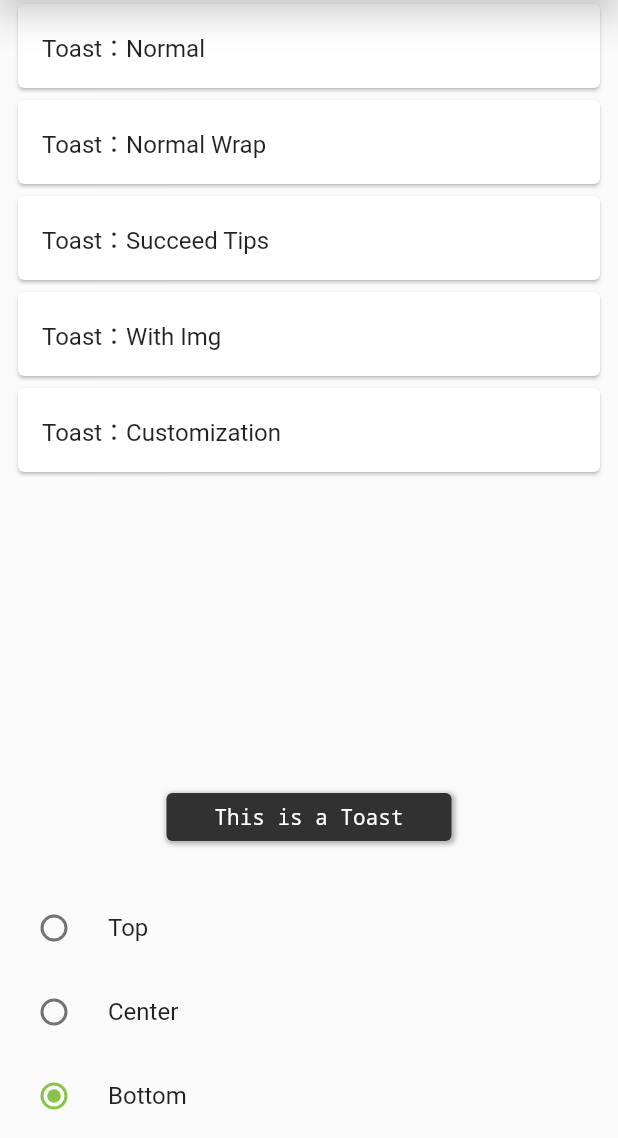
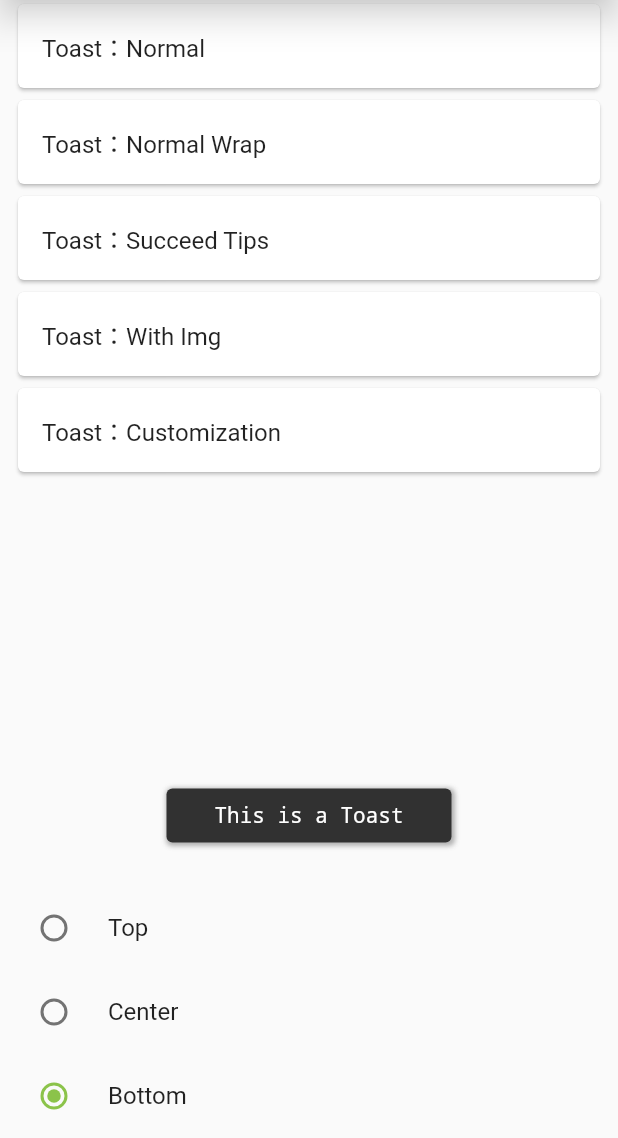
Before and after one commit to PandoraMaze/ByToast, a Flutter app: the screen it shows after launch, after a tap on "Toast：Normal", on a phone screen of 412 x 824 dp, the part 98-1236 px from its top. Run offline on Flutter 3.47's test engine with Material 2 defaults, Android fonts, the phone set to English and light mode, and no system bars.

Commit message:
:flags: UI微调

```diff
--- a/example/lib/main.dart
+++ b/example/lib/main.dart
@@ -56,7 +56,7 @@ class _MyHomePageState extends BasePageState<MyHomePage> {
       case 2:
         ByToast.withIcon(
           context,
-          'Succeed Tips',
+          'Success',
           Image.asset('images/ic_tips_ok.webp', alignment: Alignment.center),
           isOnTop: true,
         );
--- a/lib/core/toast_style.dart
+++ b/lib/core/toast_style.dart
@@ -7,9 +7,9 @@ class ToastStyle {
   static const Alignment bottom = Alignment(0.0, 0.5);
 
   static const EdgeInsetsGeometry textPadding =
-      EdgeInsets.only(left: 32, right: 32, top: 8, bottom: 8);
+      EdgeInsets.only(left: 32, right: 32, top: 10, bottom: 10);
   static const EdgeInsetsGeometry textWithIconPadding =
-      EdgeInsets.only(left: 16, right: 16, top: 12, bottom: 12);
+      EdgeInsets.only(left: 20, right: 20, top: 14, bottom: 14);
 
   // Duration
   static const Duration shortDuration = Duration(milliseconds: 2400);
--- a/pubspec.yaml
+++ b/pubspec.yaml
@@ -1,6 +1,6 @@
 name: bytoast
 description: A Toast Widget for Flutter. Pure Dart Code. Both Android and iOS. Can Show Simple Text Toast or with Image or Customize.
-version: 1.0.1
+version: 1.0.2
 homepage: https://github.com/PandoraMaze/ByToast
 
 environment:
```
Also changed, not shown: example/pubspec.yaml (+4 -4 lines), example/pubspec.lock, 3 other files.
